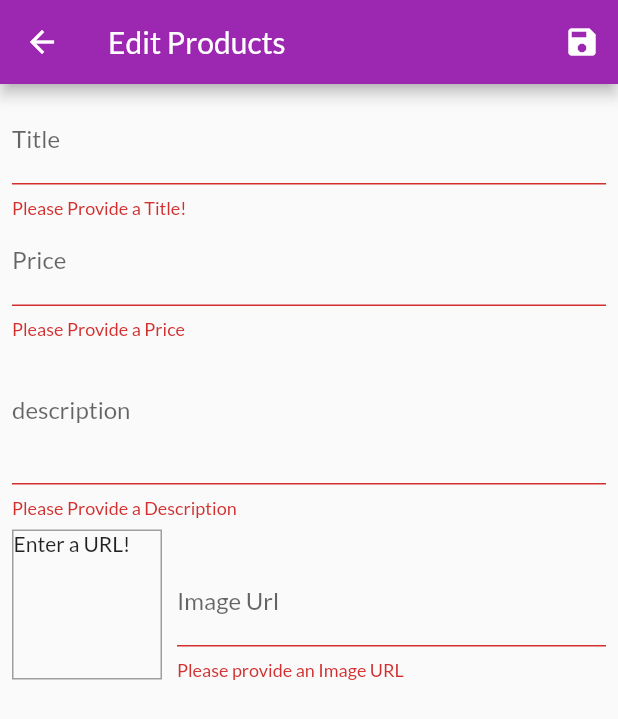
After one commit to hussamElmaghraby/flutter_shop_app, a Flutter app: the EditProductScreen screen opened by its route, after a tap on the "save" icon, on a phone screen of 412 x 824 dp. The commit adds this screen. Shown: the top 719 px of the screen. Run offline on Flutter 3.47's test engine with Material 2 defaults, Android fonts, the phone set to English and light mode, and no system bars; network calls fail.

Commit message:
adding new  features (editing & deleting) to products.

```diff
--- a/lib/main.dart
+++ b/lib/main.dart
@@ -3,9 +3,11 @@ import 'package:flutter_shop_app/providers/Cart.dart';
 import 'package:flutter_shop_app/providers/orders.dart';
 import 'package:flutter_shop_app/providers/products.dart';
 import 'package:flutter_shop_app/screens/cart_screen.dart';
+import 'package:flutter_shop_app/screens/edit_product_screen.dart';
 import 'package:flutter_shop_app/screens/orders_screen.dart';
 import 'package:flutter_shop_app/screens/product_detail_screen.dart';
 import 'package:flutter_shop_app/screens/products_overview_widgets.dart';
+import 'package:flutter_shop_app/screens/user_product_screen.dart';
 import 'package:provider/provider.dart';
 
 void main() {
@@ -46,6 +48,8 @@ class MyApp extends StatelessWidget {
           ProductDetailScreen.namedRoute: (context) => ProductDetailScreen(),
           CartScreen.routeName: (context) => CartScreen(),
           OrdersScreen.namedRoute: (context) => OrdersScreen(),
+          UserProductScreen.namedRoute: (context) => UserProductScreen(),
+          EditProductScreen.namedRoute: (context) => EditProductScreen(),
         },
       ),
     );
--- a/lib/providers/products.dart
+++ b/lib/providers/products.dart
@@ -1,7 +1,7 @@
 import 'package:flutter/material.dart';
 
 class Product with ChangeNotifier {
-  final String id;
+  final String? id;
   final String title;
   final String description;
   final double price;
@@ -76,7 +76,29 @@ class Products with ChangeNotifier {
     return products.firstWhere((product) => product.id == id);
   }
 
-  void result() {
+  void addProduct(Product product) {
+    final newProduct = Product(
+        id: DateTime.now().toString(),
+        title: product.title,
+        description: product.description,
+        imageUrl: product.imageUrl,
+        price: product.price);
+    _products.add(product);
+    notifyListeners();
+  }
+
+  void updateProduct(String id, Product newProduct) {
+    final prodIndex = _products.indexWhere((prod) => prod.id == newProduct.id);
+    if (prodIndex >= 0) {
+      _products[prodIndex] = newProduct;
+      notifyListeners();
+    } else {
+      print("...");
+    }
+  }
+
+  void deleteProduct(String id) {
+    _products.removeWhere((prod) => prod.id == id);
     notifyListeners();
   }
 }
--- /dev/null
+++ b/lib/screens/edit_product_screen.dart
@@ -0,0 +1,263 @@
+import 'package:flutter/material.dart';
+import 'package:flutter_shop_app/providers/products.dart';
+import 'package:provider/provider.dart';
+
+class EditProductScreen extends StatefulWidget {
+  const EditProductScreen({Key? key}) : super(key: key);
+  static const namedRoute = '/edit_product';
+
+  @override
+  State<EditProductScreen> createState() => _EditProductScreenState();
+}
+
+class _EditProductScreenState extends State<EditProductScreen> {
+  final _priceFocusNode = FocusNode();
+  final _descriptionFocusNode = FocusNode();
+  final _imageUrlController = TextEditingController();
+  final _imageUrlNode = FocusNode();
+  final _form = GlobalKey<FormState>();
+  var _edittedProduct = Product(
+    id: null,
+    title: '',
+    description: '',
+    price: 0,
+    imageUrl: '',
+  );
+  var _isInit = true;
+
+  @override
+  void dispose() {
+    _imageUrlNode.removeListener(_updateImageUrl);
+    _priceFocusNode.dispose();
+    _descriptionFocusNode.dispose();
+    _imageUrlController.dispose();
+    _imageUrlNode.dispose();
+    super.dispose();
+  }
+
+  var _initValues = {
+    'title': '',
+    'description': '',
+    'price': '',
+    'imageurl': '',
+  };
+
+  @override
+  void initState() {
+    //execute this func when ever the focus changes.
+    //then dispose.
+    _imageUrlNode.addListener(_updateImageUrl);
+    super.initState();
+  }
+
+  @override
+  void didChangeDependencies() {
+    // to make it run once.
+    // didChangeDep can run multiple times.
+    if (_isInit) {
+      final productId = ModalRoute.of(context)?.settings.arguments as String?;
+      if (productId != null) {
+        _edittedProduct = Provider.of<Products>(context).findById(productId);
+        _initValues = {
+          'title': _edittedProduct.title,
+          'description': _edittedProduct.description,
+          'price': _edittedProduct.price.toString(),
+          'imageurl': ''
+        };
+        _imageUrlController.text = _edittedProduct.imageUrl;
+      }
+
+      // final productId = ModalRoute.of(context).settings.arguments.toString() ?? "";
+
+    }
+    _isInit = false;
+    super.didChangeDependencies();
+  }
+
+  void _updateImageUrl() {
+    if (!_imageUrlNode.hasFocus) {
+      if (_imageUrlController.text.isEmpty ||
+          (!_imageUrlController.text.startsWith("http") &&
+              !_imageUrlController.text.startsWith("https")) ||
+          (!_imageUrlController.text.endsWith("png") &&
+              !_imageUrlController.text.endsWith("jpg"))) {
+        return;
+      }
+      setState(() {});
+    }
+  }
+
+  void saveForm() {
+    final isValid = _form.currentState!.validate();
+    if (!isValid) {
+      return;
+    }
+    if (_edittedProduct.id != null) {
+      Provider.of<Products>(context, listen: false)
+          .updateProduct(_edittedProduct.id!, _edittedProduct);
+    } else {
+      _form.currentState!.save();
+      Provider.of<Products>(context, listen: false).addProduct(_edittedProduct);
+    }
+    Navigator.of(context).pop();
+  }
+
+  @override
+  Widget build(BuildContext context) {
+    return Scaffold(
+      appBar: AppBar(
+        title: const Text('Edit Products'),
+        actions: [
+          IconButton(onPressed: saveForm, icon: const Icon(Icons.save))
+        ],
+      ),
+      body: Padding(
+        padding: const EdgeInsets.all(8.0),
+        child: Form(
+          key: _form,
+          child: ListView(
+            children: [
+              TextFormField(
+                decoration: const InputDecoration(labelText: "Title"),
+                initialValue: _initValues['title'],
+                // move to the next input field.
+                textInputAction: TextInputAction.next,
+                onFieldSubmitted: (_) {
+                  FocusScope.of(context).requestFocus(_priceFocusNode);
+                },
+                validator: (value) {
+                  if (value!.isEmpty) {
+                    return "Please Provide a Title!";
+                  }
+                },
+                onSaved: (value) {
+                  _edittedProduct = Product(
+                      id: _edittedProduct.id,
+                      title: value!,
+                      description: _edittedProduct.description,
+                      price: _edittedProduct.price,
+                      imageUrl: _edittedProduct.imageUrl,
+                      isFavorite: _edittedProduct.isFavorite);
+                },
+              ),
+              TextFormField(
+                decoration: const InputDecoration(labelText: "Price"),
+                keyboardType: TextInputType.number,
+                initialValue: _initValues['price'],
+                textInputAction: TextInputAction.next,
+                focusNode: _priceFocusNode,
+                validator: (value) {
+                  if (value!.isEmpty) {
+                    return "Please Provide a Price";
+                  }
+                  if (double.tryParse(value) == null) {
+                    return "Please Enter a  valid number.";
+                  }
+                  if (double.parse(value) <= 0) {
+                    return "Please Enter a number greater than zero";
+                  }
+                  return null;
+                },
+                onSaved: (value) {
+                  _edittedProduct = Product(
+                      id: '',
+                      title: _edittedProduct.title,
+                      description: _edittedProduct.description,
+                      price: double.parse(value!),
+                      imageUrl: _edittedProduct.imageUrl);
+                },
+              ),
+              TextFormField(
+                decoration: const InputDecoration(labelText: "description"),
+                textInputAction: TextInputAction.next,
+                keyboardType: TextInputType.multiline,
+                focusNode: _descriptionFocusNode,
+                initialValue: _initValues['description'],
+                maxLines: 3,
+                validator: (value) {
+                  if (value!.isEmpty) {
+                    return "Please Provide a Description";
+                  }
+                  if (value.length < 10) {
+                    return "Should be at least 10 character..";
+                  }
+                  return null;
+                },
+                onSaved: (value) {
+                  _edittedProduct = Product(
+                      id: _edittedProduct.id,
+                      title: _edittedProduct.title,
+                      description: value!,
+                      price: _edittedProduct.price,
+                      imageUrl: _edittedProduct.imageUrl,
+                      isFavorite: _edittedProduct.isFavorite);
+                },
+              ),
+              Row(
+                crossAxisAlignment: CrossAxisAlignment.end,
+                children: [
+                  Container(
+                    height: 100,
+                    width: 100,
+                    margin: const EdgeInsets.only(top: 8, right: 10),
+                    decoration: BoxDecoration(
+                      border: Border.all(width: 1, color: Colors.grey),
+                    ),
+                    child: _imageUrlController.text.isEmpty
+                        ? Text("Enter a URL!")
+                        : FittedBox(
+                            child: Image.network(
+                              _imageUrlController.text,
+                              fit: BoxFit.cover,
+                            ),
+                          ),
+                  ),
+                  Expanded(
+                    child: TextFormField(
+                      decoration: const InputDecoration(labelText: 'Image Url'),
+                      keyboardType: TextInputType.url,
+                      textInputAction: TextInputAction.done,
+                      initialValue: _initValues['imageUrl'],
+                      validator: (value) {
+                        if (value!.isEmpty) {
+                          return 'Please provide an Image URL';
+                        }
+                        if (!value.startsWith('http') &&
+                            !value.startsWith('https')) {
+                          return 'Please provide a valid Image URL';
+                        }
+                        if (!value.endsWith('.png') &&
+                            !value.endsWith('.jpg') &&
+                            !value.endsWith('.jpeg')) {
+                          return 'Please provide a valid Image URL';
+                        }
+                        return null;
+                      },
+
+                      onFieldSubmitted: (_) {
+                        saveForm();
+                      },
+                      onSaved: (value) {
+                        _edittedProduct = Product(
+                            id: _edittedProduct.id,
+                            title: _edittedProduct.title,
+                            description: _edittedProduct.description,
+                            price: _edittedProduct.price,
+                            imageUrl: value!,
+                            isFavorite: _edittedProduct.isFavorite);
+                      },
+                      // cause we want to have the image before it be submitted.
+                      // because the controller can be updated when we type on the form fields.
+                      controller: _imageUrlController,
+                      focusNode: _imageUrlNode,
+                    ),
+                  ),
+                ],
+              ),
+            ],
+          ),
+        ),
+      ),
+    );
+  }
+}
--- a/lib/screens/product_detail_screen.dart
+++ b/lib/screens/product_detail_screen.dart
@@ -24,7 +24,10 @@ class ProductDetailScreen extends StatelessWidget {
       body: SingleChildScrollView(
         child: Column(
           children: [
-            Container(
+            const SizedBox(
+              height: 2,
+            ),
+            SizedBox(
               height: 300,
               width: double.infinity,
               child: Image.network(
--- a/lib/widgets/app_drawer.dart
+++ b/lib/widgets/app_drawer.dart
@@ -1,5 +1,6 @@
 import 'package:flutter/material.dart';
 import 'package:flutter_shop_app/screens/orders_screen.dart';
+import 'package:flutter_shop_app/screens/user_product_screen.dart';
 
 class AppDrawer extends StatelessWidget {
   const AppDrawer({Key? key}) : super(key: key);
@@ -30,6 +31,14 @@ class AppDrawer extends StatelessWidget {
                   .pushReplacementNamed(OrdersScreen.namedRoute);
             },
           ),
+          ListTile(
+            leading: const Icon(Icons.edit),
+            title: const Text('Manage Products'),
+            onTap: () {
+              Navigator.of(context)
+                  .pushReplacementNamed(UserProductScreen.namedRoute);
+            },
+          ),
         ],
       ),
     );
```
Also changed, not shown: lib/providers/Cart.dart (+19 -0 lines), lib/screens/user_product_screen.dart (added, +41 -0 lines), lib/widgets/cart_item.dart (+29 -0 lines), lib/widgets/product_item.dart (+16 -1 lines), lib/widgets/user_product_item.dart (added, +47 -0 lines).
